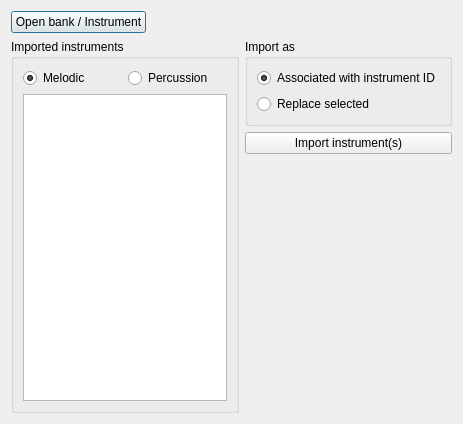
Old version of the form src/importer.ui in the repository Wohlstand/OPL3BankEditor.
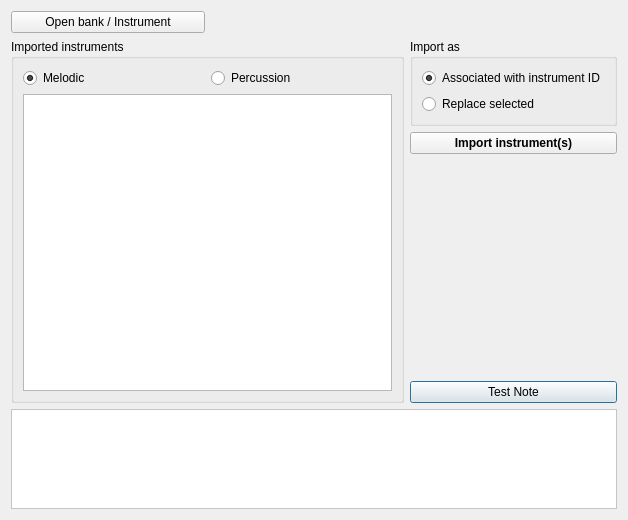
New version of the form. Custom widgets are drawn as their Qt base class.

Commit message: More work on importer / Fixed junk result on instrument reset

```diff
--- a/src/importer.ui
+++ b/src/importer.ui
@@ -6,8 +6,8 @@
    <rect>
     <x>0</x>
     <y>0</y>
-    <width>463</width>
-    <height>424</height>
+    <width>628</width>
+    <height>520</height>
    </rect>
   </property>
   <property name="acceptDrops">
@@ -17,18 +17,55 @@
    <string>Dialog</string>
   </property>
   <layout class="QGridLayout" name="gridLayout_3">
-   <item row="0" column="0">
-    <widget class="QPushButton" name="openBank">
-     <property name="text">
-      <string>Open bank / Instrument</string>
+   <item row="5" column="0" colspan="3">
+    <widget class="Piano" name="piano">
+     <property name="minimumSize">
+      <size>
+       <width>0</width>
+       <height>100</height>
+      </size>
+     </property>
+     <property name="autoFillBackground">
+      <bool>false</bool>
+     </property>
+     <property name="styleSheet">
+      <string notr="true">background-color: rgb(255, 255, 255);</string>
+     </property>
+     <property name="frameShape">
+      <enum>QFrame::StyledPanel</enum>
+     </property>
+     <property name="frameShadow">
+      <enum>QFrame::Sunken</enum>
      </property>
     </widget>
    </item>
-   <item row="2" column="2">
-    <widget class="QPushButton" name="doImport">
-     <property name="text">
-      <string>Import instrument(s)</string>
+   <item row="1" column="0" rowspan="4" colspan="2">
+    <widget class="QGroupBox" name="groupBox">
+     <property name="title">
+      <string>Imported instruments</string>
      </property>
+     <layout class="QGridLayout" name="gridLayout">
+      <item row="0" column="0">
+       <widget class="QRadioButton" name="melodic">
+        <property name="text">
+         <string>Melodic</string>
+        </property>
+        <property name="checked">
+         <bool>true</bool>
+        </property>
+       </widget>
+      </item>
+      <item row="0" column="1">
+       <widget class="QRadioButton" name="percussion">
+        <property name="text">
+         <string>Percussion</string>
+        </property>
+       </widget>
+      </item>
+      <item row="1" column="0" colspan="2">
+       <widget class="QListWidget" name="instruments"/>
+      </item>
+     </layout>
     </widget>
    </item>
    <item row="1" column="2">
@@ -77,37 +114,50 @@
      </property>
     </spacer>
    </item>
-   <item row="1" column="0" rowspan="3" colspan="2">
-    <widget class="QGroupBox" name="groupBox">
-     <property name="title">
-      <string>Imported instruments</string>
+   <item row="4" column="2">
+    <widget class="QPushButton" name="testNote">
+     <property name="text">
+      <string>Test Note</string>
      </property>
-     <layout class="QGridLayout" name="gridLayout">
-      <item row="0" column="0">
-       <widget class="QRadioButton" name="melodic">
-        <property name="text">
-         <string>Melodic</string>
-        </property>
-        <property name="checked">
-         <bool>true</bool>
-        </property>
-       </widget>
-      </item>
-      <item row="0" column="1">
-       <widget class="QRadioButton" name="percussion">
-        <property name="text">
-         <string>Percussion</string>
-        </property>
-       </widget>
-      </item>
-      <item row="1" column="0" colspan="2">
-       <widget class="QListWidget" name="instruments"/>
-      </item>
-     </layout>
+    </widget>
+   </item>
+   <item row="0" column="0">
+    <widget class="QPushButton" name="openBank">
+     <property name="text">
+      <string>Open bank / Instrument</string>
+     </property>
+    </widget>
+   </item>
+   <item row="0" column="1" colspan="2">
+    <widget class="QLabel" name="openedBank">
+     <property name="text">
+      <string>&lt;No opened files&gt;</string>
+     </property>
+    </widget>
+   </item>
+   <item row="2" column="2">
+    <widget class="QPushButton" name="doImport">
+     <property name="font">
+      <font>
+       <weight>75</weight>
+       <bold>true</bold>
+      </font>
+     </property>
+     <property name="text">
+      <string>Import instrument(s)</string>
+     </property>
     </widget>
    </item>
   </layout>
  </widget>
+ <customwidgets>
+  <customwidget>
+   <class>Piano</class>
+   <extends>QFrame</extends>
+   <header>src/piano.h</header>
+   <container>1</container>
+  </customwidget>
+ </customwidgets>
  <resources/>
  <connections/>
 </ui>
```
Left out of the diff: 7 changed lines with no effect on the pictures. The commit also changes 6 other files.
